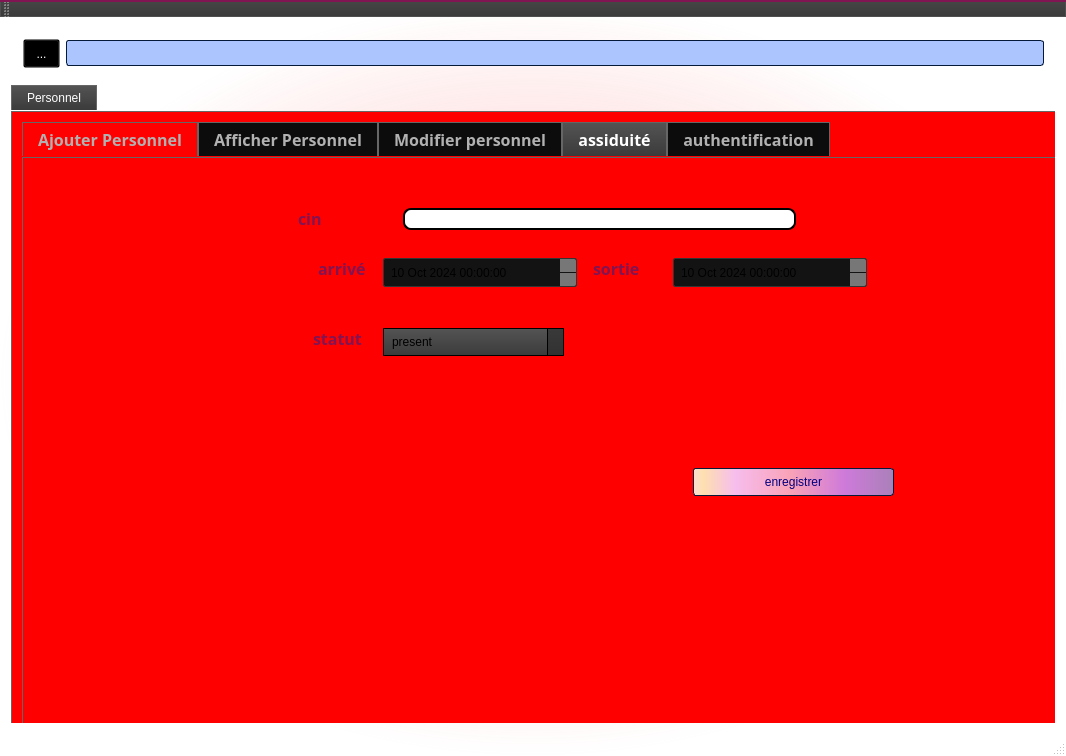
This is mainwindow.ui in ProjetCPP2A6/2a26-24-25-smart-maintenance-center as Qt 5 draws it before an edit. The edited form follows.
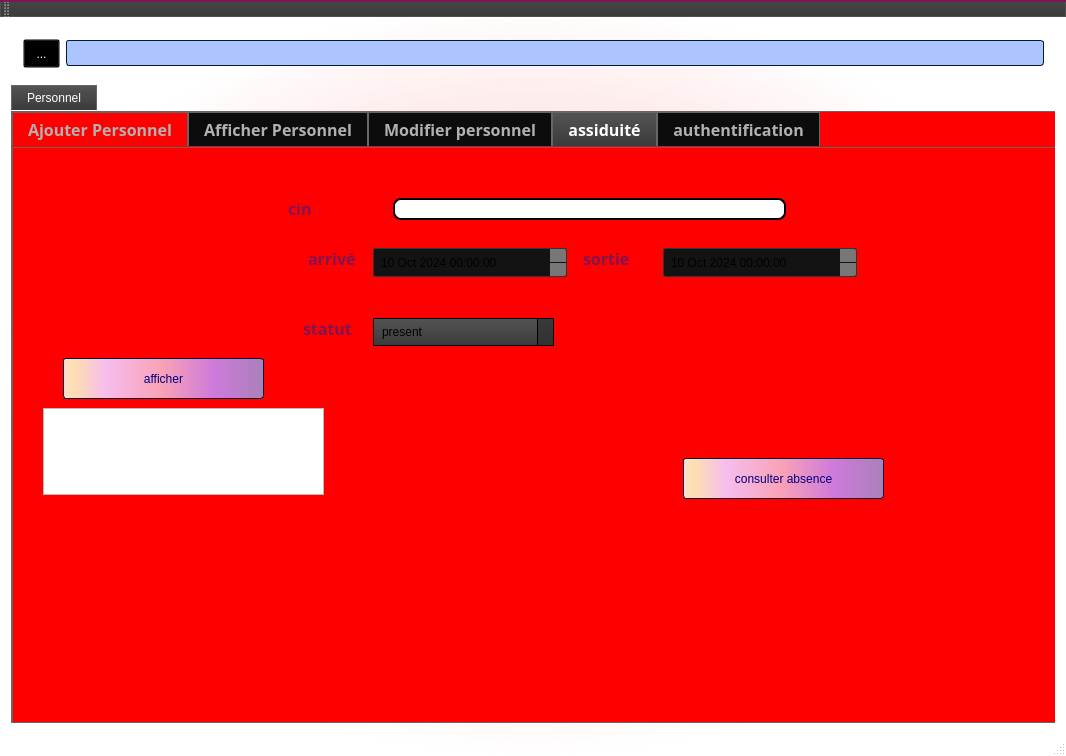
This is the edited form. The open tabs and pages were chosen to show the change. Icons and pictures are not drawn.

```diff
--- a/mainwindow.ui
+++ b/mainwindow.ui
@@ -4555,8 +4555,8 @@
          <widget class="QTabWidget" name="tableViewPersonnels">
           <property name="geometry">
            <rect>
-            <x>10</x>
-            <y>10</y>
+            <x>0</x>
+            <y>0</y>
             <width>1101</width>
             <height>611</height>
            </rect>
@@ -5305,13 +5305,13 @@
              <string>arrivé</string>
             </property>
            </widget>
-           <widget class="QPushButton" name="enregistrer">
+           <widget class="QPushButton" name="consulter">
             <property name="geometry">
              <rect>
               <x>670</x>
               <y>310</y>
               <width>201</width>
-              <height>28</height>
+              <height>41</height>
              </rect>
             </property>
             <property name="styleSheet">
@@ -5320,7 +5320,7 @@
 background-color: qlineargradient(spread:pad, x1:0, y1:0, x2:1, y2:0, stop:0.0100503 rgba(252, 222, 204, 255), stop:0.0502513 rgba(254, 223, 175, 255), stop:0.211055 rgba(246, 189, 237, 255), stop:0.487437 rgba(249, 162, 183, 255), stop:0.753769 rgba(206, 122, 218, 255), stop:1 rgba(170, 128, 185, 255));</string>
             </property>
             <property name="text">
-             <string>enregistrer</string>
+             <string>consulter absence</string>
             </property>
            </widget>
            <widget class="QLineEdit" name="p_CIN_2">
@@ -5462,6 +5462,34 @@
              </property>
             </item>
            </widget>
+           <widget class="QPushButton" name="afficherabsc">
+            <property name="geometry">
+             <rect>
+              <x>50</x>
+              <y>210</y>
+              <width>201</width>
+              <height>41</height>
+             </rect>
+            </property>
+            <property name="styleSheet">
+             <string notr="true">background-color: qlineargradient(spread:pad, x1:1, y1:0, x2:1, y2:0, stop:0.919598 rgba(255, 0, 111, 255), stop:0.98 rgba(0, 0, 0, 255), stop:1 rgba(235, 148, 61, 255));
+color: rgb(0, 0, 127);
+background-color: qlineargradient(spread:pad, x1:0, y1:0, x2:1, y2:0, stop:0.0100503 rgba(252, 222, 204, 255), stop:0.0502513 rgba(254, 223, 175, 255), stop:0.211055 rgba(246, 189, 237, 255), stop:0.487437 rgba(249, 162, 183, 255), stop:0.753769 rgba(206, 122, 218, 255), stop:1 rgba(170, 128, 185, 255));</string>
+            </property>
+            <property name="text">
+             <string>afficher</string>
+            </property>
+           </widget>
+           <widget class="QTextEdit" name="textEdit">
+            <property name="geometry">
+             <rect>
+              <x>30</x>
+              <y>260</y>
+              <width>281</width>
+              <height>87</height>
+             </rect>
+            </property>
+           </widget>
           </widget>
           <widget class="QWidget" name="tab_10">
            <attribute name="title">
@@ -5599,17 +5627,17 @@
              <string>suspendu</string>
             </property>
            </widget>
-           <widget class="QPushButton" name="pushButton_10">
+           <widget class="QPushButton" name="enregistrer">
             <property name="geometry">
              <rect>
-              <x>750</x>
-              <y>370</y>
+              <x>740</x>
+              <y>310</y>
               <width>161</width>
               <height>61</height>
              </rect>
             </property>
             <property name="text">
-             <string>Valider</string>
+             <string>enregistrer </string>
             </property>
            </widget>
           </widget>
```
Left out of the diff: 48 changed lines with no effect on the pictures.
